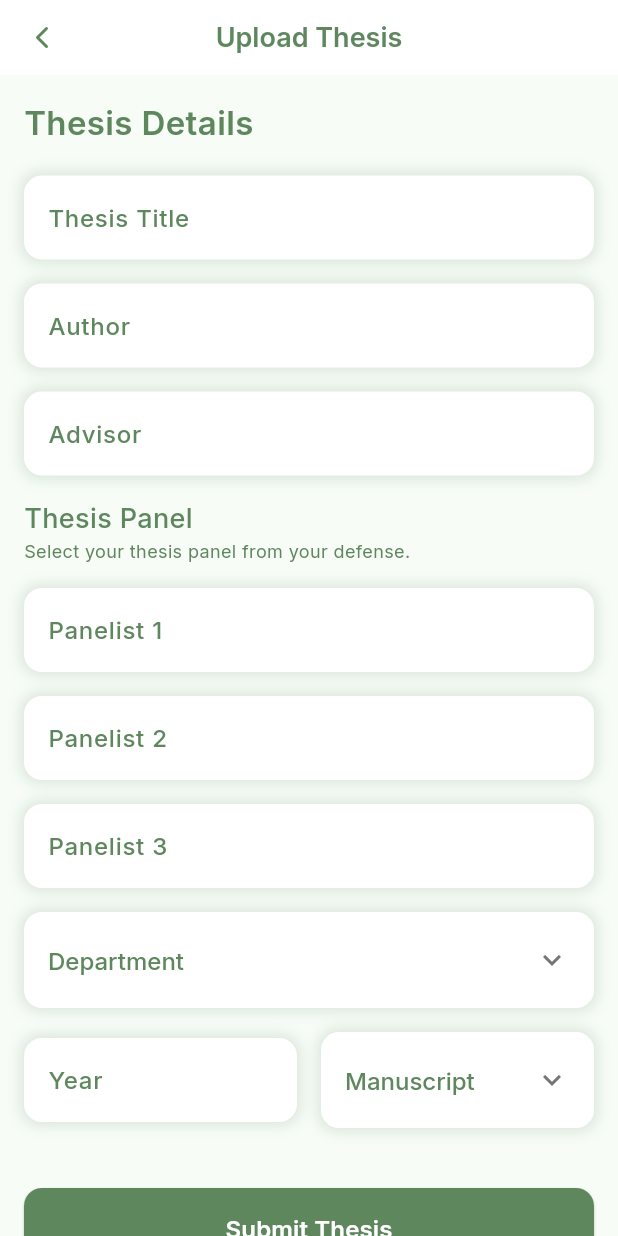
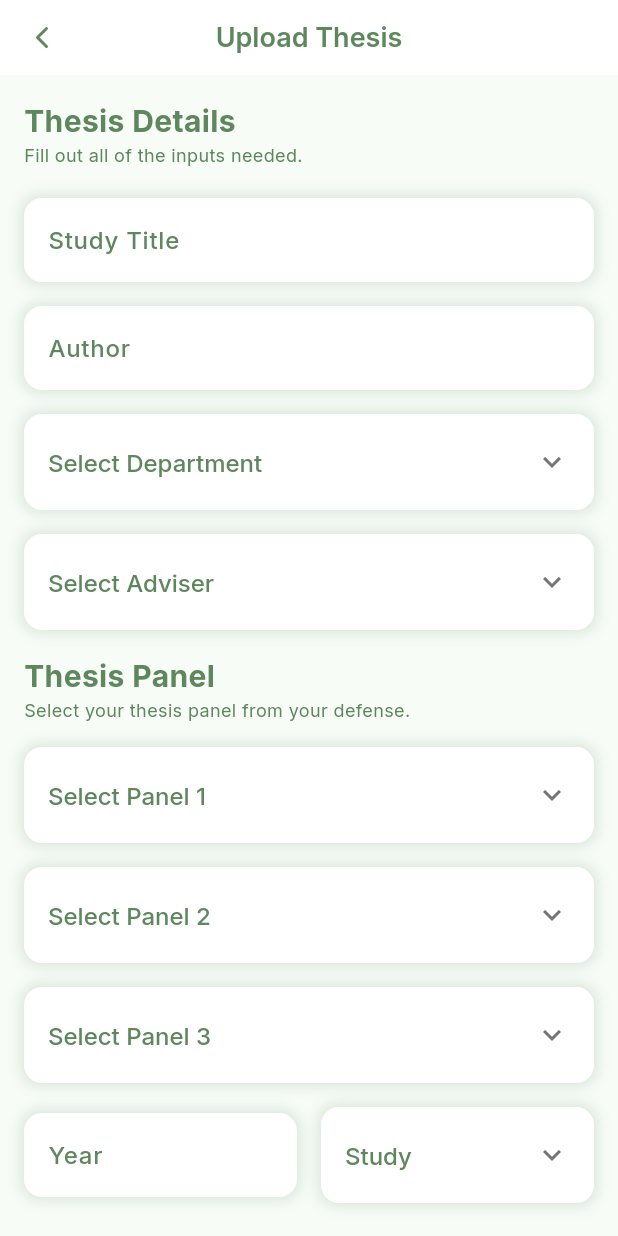
Before and after one commit to kiannaquines/tmds, a Flutter app: the UploadThesisScreen screen opened directly, on a phone screen of 412 x 824 dp. Run offline on Flutter 3.47's test engine with Material 3 defaults, Android fonts, the phone set to English and light mode, and no system bars; our stand-ins replace google_fonts, lucide_icons_flutter, shared_preferences; accounts and stored records are empty; network calls fail.

Commit message:
Refactor UploadThesisScreen: enhance UI with dropdowns for department and panel selection, update API call for faculty, and improve form validation.

```diff
--- a/lib/screens/upload_thesis.dart
+++ b/lib/screens/upload_thesis.dart
@@ -1,7 +1,11 @@
+import 'dart:convert';
+
 import 'package:flutter/material.dart';
 import 'package:google_fonts/google_fonts.dart';
+import 'package:http/http.dart' as http;
 import 'package:tdms_faculty/components/my_appbar.dart';
 import 'package:tdms_faculty/components/widgets.dart';
+import 'package:tdms_faculty/constants.dart';
 import 'package:tdms_faculty/screens/dashboard.dart';
 
 class UploadThesisScreen extends StatefulWidget {
@@ -20,15 +24,45 @@ class _UploadThesisScreenState extends State<UploadThesisScreen> {
   final _panelist3Controller = TextEditingController();
   final _yearController = TextEditingController();
 
+  @override
+  void initState() {
+    super.initState();
+    _fetchDepartment();
+    _fetchFaculty();
+    _fetchStudyType();
+  }
+
+  final List<String> departments = [];
+  List<String> _faculty = [];
+  final List<String> studyTypes = [];
+
+  Future<void> _fetchDepartment() async {}
+  Future<void> _fetchStudyType() async {}
+
+  Future<void> _fetchFaculty() async {
+    final url = Uri.parse('$apiUrl/faculty');
+
+    final response = await http.get(
+      url,
+      headers: {
+        'Accept': 'application/json',
+        'Content-Type': 'application/json',
+      },
+    );
+
+    if (response.statusCode == 200) {
+      final List<dynamic> data = jsonDecode(response.body);
+
+      setState(() {
+        _faculty = data.map<String>((item) => item['name'].toString()).toList();
+      });
+    } else {
+      showMessageSnackbar(context, 'Failed to fetch faculty list.');
+    }
+  }
+
   String? _selectedDepartment;
-  String? _selectedManuscript;
-
-  final List<String> departments = [
-    'Department of Accountancy',
-    'Department of Argribusiness',
-  ];
-
-  final List<String> manuscriptTypes = ['Manuscript', 'Outline'];
+  String? _selectedStudyType;
 
   @override
   Widget build(BuildContext context) {
@@ -51,26 +85,43 @@ class _UploadThesisScreenState extends State<UploadThesisScreen> {
           crossAxisAlignment: CrossAxisAlignment.start,
           children: [
             Text(
-              'Thesis Details',
-              style: TextStyle(
-                fontSize: 22,
-                fontWeight: FontWeight.w600,
+              "Thesis Details",
+              style: GoogleFonts.inter(
                 color: Color(0xFF5E875E),
+                fontSize: 20,
+                fontWeight: FontWeight.bold,
               ),
             ),
+            Text(
+              'Fill out all of the inputs needed.',
+              style: GoogleFonts.inter(color: Color(0xFF5E875E), fontSize: 12),
+            ),
             SizedBox(height: 20),
-            buildTextField('Thesis Title', _titleController),
+            buildTextField('Study Title', _titleController),
             SizedBox(height: 16),
             buildTextField('Author', _authorController),
             SizedBox(height: 16),
-            buildTextField('Advisor', _advisorController),
+            buildDropdown(
+              'Select Department',
+              _selectedDepartment,
+              departments,
+              (value) {
+                setState(() => _selectedDepartment = value);
+              },
+            ),
+            SizedBox(height: 16),
+            buildDropdown('Select Adviser', _selectedDepartment, departments, (
+              value,
+            ) {
+              setState(() => _selectedDepartment = value);
+            }),
             SizedBox(height: 16),
             Text(
               'Thesis Panel',
               style: GoogleFonts.inter(
-                fontWeight: FontWeight.w500,
                 color: Color(0xFF5E875E),
-                fontSize: 18,
+                fontWeight: FontWeight.bold,
+                fontSize: 20,
               ),
             ),
             Text(
@@ -82,13 +133,19 @@ class _UploadThesisScreenState extends State<UploadThesisScreen> {
               ),
             ),
             SizedBox(height: 16),
-            buildTextField('Panelist 1', _panelist1Controller),
+            buildDropdown('Select Panel 1', _selectedDepartment, departments, (
+              value,
+            ) {
+              setState(() => _selectedDepartment = value);
+            }),
             SizedBox(height: 16),
-            buildTextField('Panelist 2', _panelist2Controller),
+            buildDropdown('Select Panel 2', _selectedDepartment, departments, (
+              value,
+            ) {
+              setState(() => _selectedDepartment = value);
+            }),
             SizedBox(height: 16),
-            buildTextField('Panelist 3', _panelist3Controller),
-            SizedBox(height: 16),
-            buildDropdown('Department', _selectedDepartment, departments, (
+            buildDropdown('Select Panel 3', _selectedDepartment, departments, (
               value,
             ) {
               setState(() => _selectedDepartment = value);
@@ -104,11 +161,11 @@ class _UploadThesisScreenState extends State<UploadThesisScreen> {
                 Expanded(
                   flex: 1,
                   child: buildDropdown(
-                    'Manuscript',
-                    _selectedManuscript,
-                    manuscriptTypes,
+                    'Study',
+                    _selectedStudyType,
+                    studyTypes,
                     (value) {
-                      setState(() => _selectedManuscript = value);
+                      setState(() => _selectedStudyType = value);
                     },
                   ),
                 ),
@@ -148,7 +205,7 @@ class _UploadThesisScreenState extends State<UploadThesisScreen> {
         _panelist3Controller.text.isNotEmpty &&
         _yearController.text.isNotEmpty &&
         _selectedDepartment != null &&
-        _selectedManuscript != null;
+        _selectedStudyType != null;
   }
 
   @override
```
